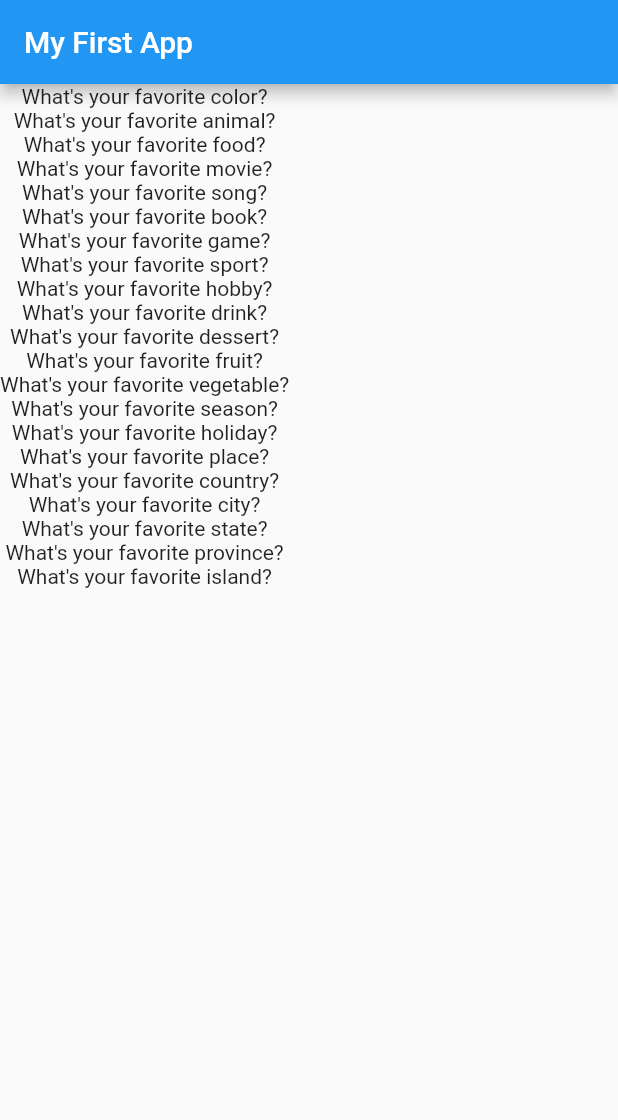
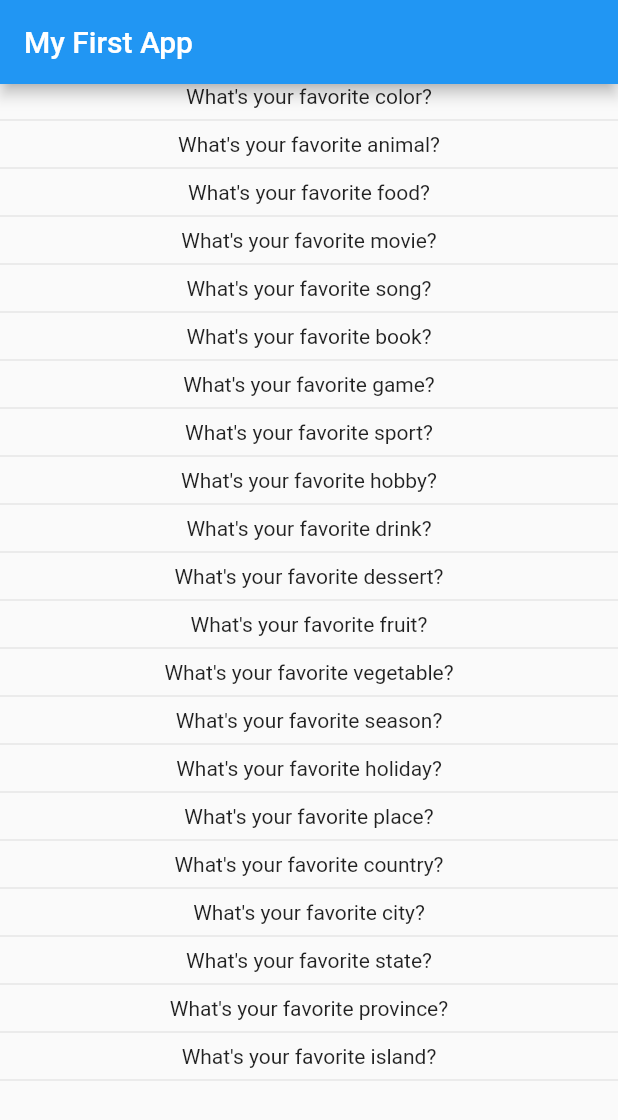
Before and after one commit to WiedjajaAtmadja/flutter_stalesswidget_list, a Flutter app: the screen it shows after launch, on a phone screen of 412 x 824 dp. Shown: the top 1120 px of the screen. Run offline on Flutter 3.47's test engine with Material 2 defaults, Android fonts, the phone set to English and light mode, and no system bars.

Commit message:
using ListView.builder

```diff
--- a/lib/main.dart
+++ b/lib/main.dart
@@ -37,13 +37,11 @@ class MainApp extends StatelessWidget {
       appBar: AppBar(
         title: const Text('My First App'),
       ),
-      body: SingleChildScrollView(
-        child: Column(
-          children: [
-            ...(questions.map((question) => Text(question)).toList()),
-          ],
-        ),
-      ),
+      body: ListView.builder(
+          itemCount: questions.length,
+          itemBuilder: (context, index) {
+            return Column(children: [Text(questions[index]), const Divider()]);
+          }),
     ));
   }
 }
```
